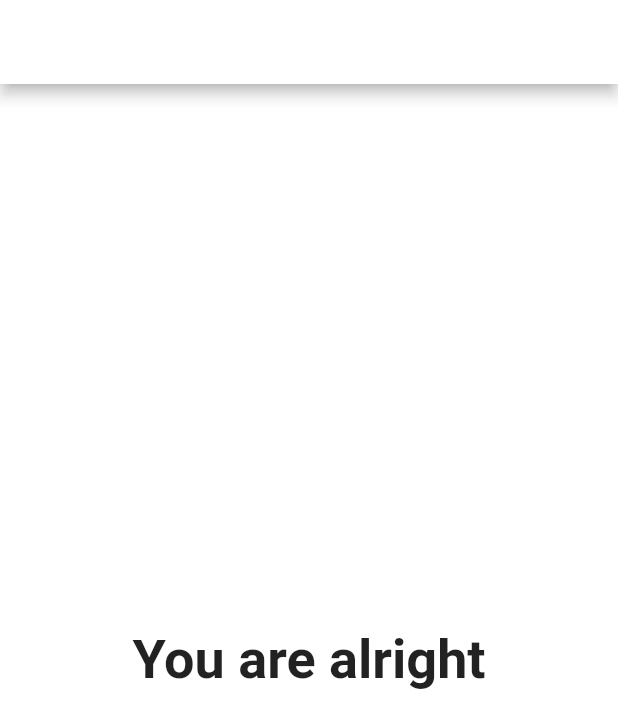
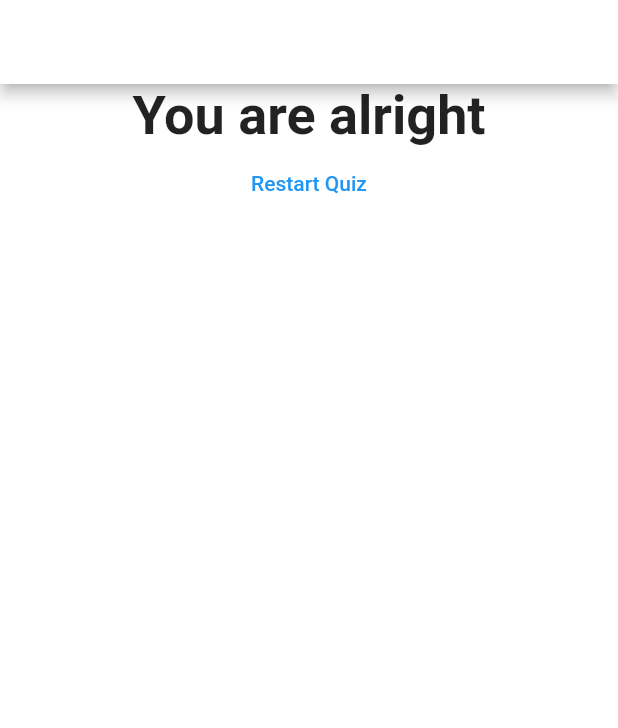
Before and after one commit to mpho-mbonani/Hello-Mars, a Flutter app: the screen it shows after launch, after a tap on "black", after a tap on "elephant", after a tap on "hotdog", on a phone screen of 412 x 824 dp. Shown: the top 728 px of the screen. Run offline on Flutter 3.47's test engine with Material 2 defaults, Android fonts, the phone set to English and light mode, and no system bars.

Commit message:
resetting the quiz

```diff
--- a/lib/main.dart
+++ b/lib/main.dart
@@ -42,6 +42,13 @@ class _MyAppState extends State<MyApp> {
   var _questionIndex = 0;
   var _totalScore = 0;
 
+  void _resetQuiz() {
+    setState(() {
+    _questionIndex = 0;
+    _totalScore = 0;
+    });
+  }
+
   void _answerQuestion(int score) {
     _totalScore += score;
     setState(() {_questionIndex = _questionIndex + 1;});
@@ -59,7 +66,7 @@ class _MyAppState extends State<MyApp> {
         Quiz(answerQuestion: _answerQuestion,
         questionIndex: _questionIndex,
         questions: _questions) :
-        Result(_totalScore),
+        Result(_totalScore, _resetQuiz),
       ),
     );
   }
--- a/lib/result.dart
+++ b/lib/result.dart
@@ -2,7 +2,9 @@ import 'package:flutter/material.dart';
 
 class Result extends StatelessWidget {
   final int resultScore;
-  Result(this.resultScore);
+  final Function resetHandler;
+
+  Result(this.resultScore, this.resetHandler);
 
   String get resultPhrase {
     String resultText;
@@ -16,10 +18,18 @@ class Result extends StatelessWidget {
   @override
   Widget build(BuildContext context) {
     return Center(
-        child: Text(resultPhrase,
-        style: TextStyle(fontSize: 36, fontWeight: FontWeight.bold),
-        textAlign: TextAlign.center,
+        child: Column(
+          children: <Widget>[
+            Text(resultPhrase,
+            style: TextStyle(fontSize: 36, fontWeight: FontWeight.bold),
+            textAlign: TextAlign.center,
       ),
+      FlatButton(child: Text('Restart Quiz'),
+                textColor: Colors.blue,
+                onPressed: resetHandler,
+      ),
+          ],
+        ),
     );
   }
 }
```
